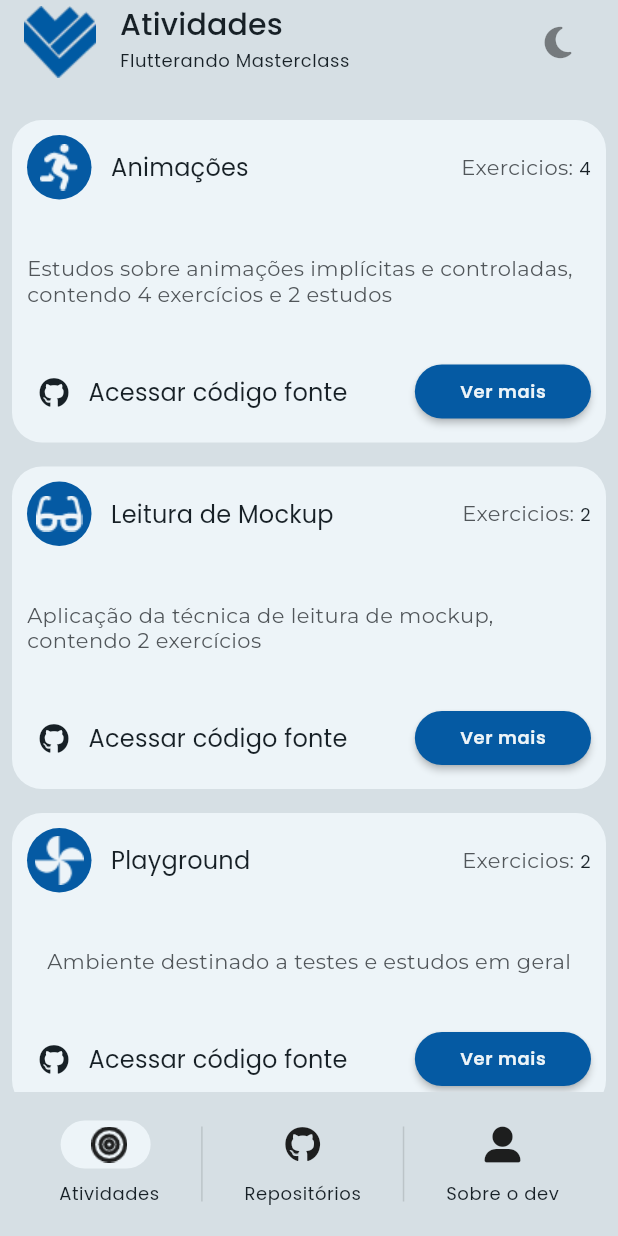
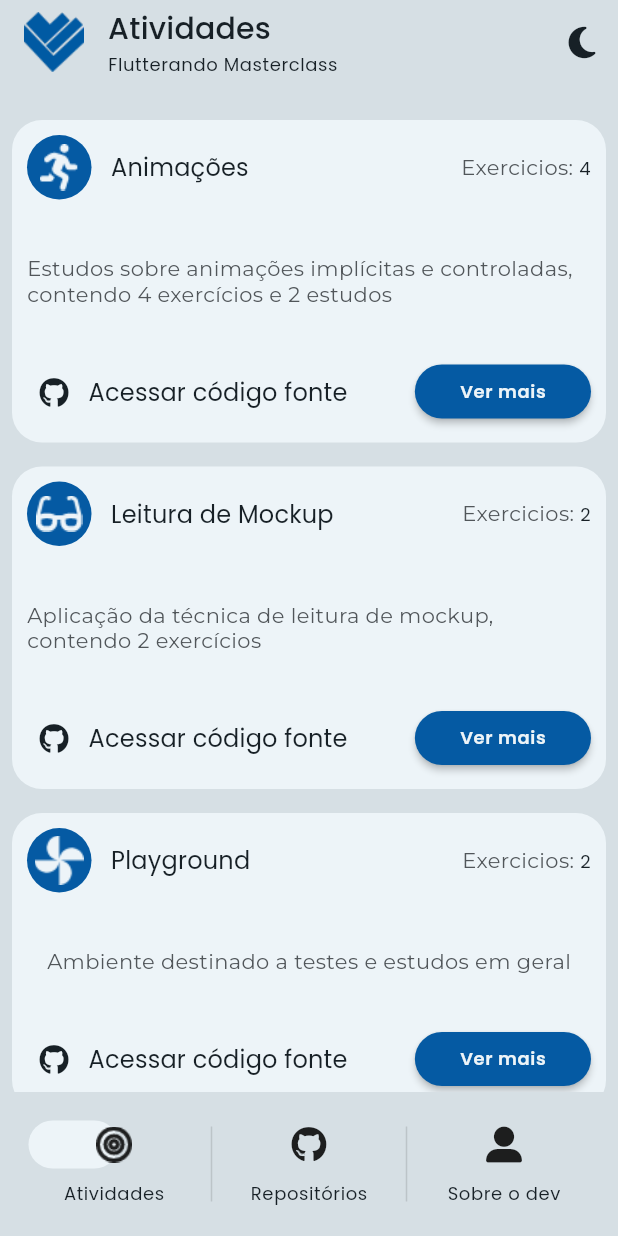
Before and after one commit to EduardoM-GO/app_masterclass, a Flutter app: the screen it shows after launch, on a phone screen of 412 x 824 dp. Run offline on Flutter 3.47's test engine with Material 2 defaults, Android fonts, the phone set to English and light mode, and no system bars; our stand-ins replace font_awesome_flutter, google_fonts.

Commit message:
feat: foi ajustado o bottom navigation bar

```diff
--- a/lib/main.dart
+++ b/lib/main.dart
@@ -1,8 +1,11 @@
 import 'package:app_masterclass/core/routes/routes_app.dart';
 import 'package:app_masterclass/core/themes/theme_custom.dart';
 import 'package:flutter/material.dart';
+import 'package:flutter/services.dart';
 
 void main() {
+  WidgetsFlutterBinding.ensureInitialized();
+  SystemChrome.setPreferredOrientations([DeviceOrientation.portraitUp]);
   runApp(const MainWidget());
 }
 
--- a/lib/modules/home/presentation/home_page.dart
+++ b/lib/modules/home/presentation/home_page.dart
@@ -1,6 +1,7 @@
-import 'package:app_masterclass/main.dart';
+import 'package:app_masterclass/modules/home/presentation/pages/atividade/atividades_page.dart';
 import 'package:app_masterclass/modules/home/presentation/pages/sobre_dev/sobre_dev_page.dart';
-import 'package:app_masterclass/modules/home/presentation/pages/atividade/atividades_page.dart';
+import 'package:app_masterclass/modules/widgets/app_bar_custom.dart';
+import 'package:app_masterclass/modules/widgets/bottom_navigation_bar_custom.dart';
 import 'package:flutter/material.dart';
 import 'package:font_awesome_flutter/font_awesome_flutter.dart';
 
@@ -13,10 +14,16 @@ class HomePage extends StatefulWidget {
 
 class _HomePageState extends State<HomePage> with TickerProviderStateMixin {
   late final TabController _tabController;
+  final List<GlobalKey> opcoesKeys = [];
   @override
   void initState() {
     super.initState();
     _tabController = TabController(length: 3, vsync: this);
+    List.generate(
+        _tabController.length, (index) => opcoesKeys.add(GlobalKey()));
+    _tabController.addListener(() {
+      setState(() {});
+    });
   }
 
   String getTitle(int index) {
@@ -33,174 +40,45 @@ class _HomePageState extends State<HomePage> with TickerProviderStateMixin {
   @override
   Widget build(BuildContext context) {
     return Scaffold(
-      appBar: AppBar(
-        leadingWidth: 0,
-        title: ListTile(
-          contentPadding: EdgeInsets.zero,
+      appBar: AppBarCustom(
         leading: Image.asset('assets/logos/logo.png', width: 48),
-          title: Text(
-            getTitle(_tabController.index),
-            style: Theme.of(context)
-                .textTheme
-                .headline6
-                ?.copyWith(color: Theme.of(context).highlightColor),
-          ),
-          subtitle: Text(
-            'Flutterando Masterclass',
-            style: Theme.of(context)
-                .textTheme
-                .caption
-                ?.copyWith(color: Theme.of(context).highlightColor),
-          ),
-          trailing: IconButton(
-            onPressed: () => MainWidget.of(context)?.changeTheme(),
-            icon: const Icon(FontAwesomeIcons.solidMoon),
-          ),
-        ),
+        titulo: getTitle(_tabController.index),
       ),
       body: Padding(
         padding: const EdgeInsets.only(top: 16.0),
-        child: TabBarView(controller: _tabController, children: const [
+        child: TabBarView(
+          controller: _tabController,
+          children: const [
             AtividadesPage(),
             Center(
               child: CircularProgressIndicator(),
             ),
             SobreDevPage(),
-        ]),
-      ),
-      bottomNavigationBar: Padding(
-        padding: const EdgeInsets.all(19.0),
-        child: Stack(
-          children: [
-            AnimatedPositioned(
-              duration: const Duration(milliseconds: 200),
-              left: (_tabController.index == 0)
-                  ? MediaQuery.of(context).size.width * 0.052
-                  : (_tabController.index == 1)
-                      ? MediaQuery.of(context).size.width * 0.364
-                      : MediaQuery.of(context).size.width * 0.687,
-              child: Container(
-                alignment: Alignment.center,
-                width: 60,
-                height: 32,
-                decoration: BoxDecoration(
-                    borderRadius: BorderRadius.circular(20),
-                    color: Theme.of(context).cardColor),
+          ],
         ),
       ),
-            Row(
-              mainAxisAlignment: MainAxisAlignment.spaceEvenly,
-              children: [
-                InkWell(
-                  onTap: () {
-                    setState(() {
-                      _tabController.index = 0;
-                    });
-                  },
-                  child: Column(
-                    mainAxisSize: MainAxisSize.min,
-                    crossAxisAlignment: CrossAxisAlignment.center,
-                    children: [
-                      Container(
-                        alignment: Alignment.center,
-                        width: 60,
-                        height: 32,
-                        child: Image.asset(
+      bottomNavigationBar: BottomNavigationBarCustom(
+        controller: _tabController,
+        opcoesKeys: opcoesKeys,
+        opcoes: [
+          BottomNavigationParametro(
+              icon: Image.asset(
                 'assets/logos/Icon feather-target.png',
                 width: 24,
                 color: Theme.of(context).iconTheme.color,
               ),
+              text: getTitle(0)),
+          BottomNavigationParametro(
+              icon: const Icon(
+                FontAwesomeIcons.github,
               ),
-                      const SizedBox(
-                        height: 8,
+              text: getTitle(1)),
+          BottomNavigationParametro(
+              icon: const Icon(
+                FontAwesomeIcons.userLarge,
               ),
-                      Text(
-                        'Atividades',
-                        style: Theme.of(context).textTheme.caption?.copyWith(
-                            color: Theme.of(context).highlightColor,
-                            fontWeight: FontWeight.normal),
-                      ),
+              text: getTitle(2)),
         ],
-                  ),
-                ),
-                const SizedBox(
-                  height: 50,
-                  child: VerticalDivider(
-                    thickness: 1,
-                  ),
-                ),
-                InkWell(
-                  onTap: () {
-                    setState(() {
-                      _tabController.index = 1;
-                    });
-                  },
-                  child: Column(
-                    mainAxisSize: MainAxisSize.min,
-                    crossAxisAlignment: CrossAxisAlignment.center,
-                    children: [
-                      Container(
-                        alignment: Alignment.center,
-                        width: 60,
-                        height: 32,
-                        child: const Icon(
-                          FontAwesomeIcons.github,
-                          size: 24,
-                        ),
-                      ),
-                      const SizedBox(
-                        height: 8,
-                      ),
-                      Text(
-                        'Repositórios',
-                        style: Theme.of(context).textTheme.caption?.copyWith(
-                            color: Theme.of(context).highlightColor,
-                            fontWeight: FontWeight.normal),
-                      ),
-                    ],
-                  ),
-                ),
-                const SizedBox(
-                  height: 50,
-                  child: VerticalDivider(
-                    thickness: 1,
-                  ),
-                ),
-                InkWell(
-                  onTap: () {
-                    setState(() {
-                      _tabController.index = 2;
-                    });
-                  },
-                  child: Column(
-                    mainAxisSize: MainAxisSize.min,
-                    crossAxisAlignment: CrossAxisAlignment.center,
-                    children: [
-                      Container(
-                        alignment: Alignment.center,
-                        width: 60,
-                        height: 32,
-                        child: const Icon(
-                          FontAwesomeIcons.userLarge,
-                          size: 24,
-                        ),
-                      ),
-                      const SizedBox(
-                        height: 8,
-                      ),
-                      Text(
-                        'Sobre o dev',
-                        style: Theme.of(context).textTheme.caption?.copyWith(
-                            color: Theme.of(context).highlightColor,
-                            fontWeight: FontWeight.normal),
-                      ),
-                    ],
-                  ),
-                ),
-              ],
-            ),
-          ],
-        ),
       ),
     );
   }
--- a/lib/modules/widgets/app_bar_custom.dart
+++ b/lib/modules/widgets/app_bar_custom.dart
@@ -3,17 +3,25 @@ import 'package:flutter/material.dart';
 import 'package:font_awesome_flutter/font_awesome_flutter.dart';
 
 class AppBarCustom extends StatelessWidget with PreferredSizeWidget {
+  final Widget? leading;
   final String titulo;
   final String subTitulo;
   const AppBarCustom(
       {Key? key,
       required this.titulo,
-      this.subTitulo = 'Flutterando Masterclass'})
+      this.subTitulo = 'Flutterando Masterclass',
+      this.leading})
       : super(key: key);
 
   @override
   Widget build(BuildContext context) {
     return AppBar(
+      leading: leading != null
+          ? Padding(
+              padding: const EdgeInsets.only(left: 16.0),
+              child: leading,
+            )
+          : null,
       title: Column(
         crossAxisAlignment: CrossAxisAlignment.stretch,
         mainAxisAlignment: MainAxisAlignment.start,
--- /dev/null
+++ b/lib/modules/widgets/bottom_navigation_bar_custom.dart
@@ -0,0 +1,129 @@
+import 'package:flutter/material.dart';
+
+class BottomNavigationParametro {
+  final Widget icon;
+  final String text;
+
+  BottomNavigationParametro({required this.icon, required this.text});
+}
+
+class BottomNavigationBarCustom extends StatefulWidget {
+  final TabController controller;
+  final List<BottomNavigationParametro> opcoes;
+  final List<GlobalKey> opcoesKeys;
+  const BottomNavigationBarCustom(
+      {Key? key,
+      required this.controller,
+      required this.opcoes,
+      required this.opcoesKeys})
+      : super(key: key);
+
+  @override
+  State<BottomNavigationBarCustom> createState() =>
+      _BottomNavigationBarCustomState();
+}
+
+class _BottomNavigationBarCustomState extends State<BottomNavigationBarCustom> {
+  double alturaMax = 0;
+  @override
+  void initState() {
+    super.initState();
+    List.generate(
+      widget.opcoes.length,
+      (index) => widget.opcoesKeys.add(GlobalKey()),
+    );
+  }
+
+  //Obtem a localização da widget da opção selecionada
+  double getPosicaoX(int index) {
+    if (widget.opcoesKeys[index].currentContext == null) return 0.0;
+    final RenderBox renderBox = widget.opcoesKeys[index].currentContext!
+        .findRenderObject() as RenderBox;
+    final state = widget.opcoesKeys[index].currentContext!
+        .findAncestorStateOfType<NavigatorState>();
+    if (state != null) {
+      //Pixel que não deve entra na posição do sombremento, usado para centralizar o sombremento
+      const double pixelIgnorado = 9.5;
+
+      return renderBox
+              .localToGlobal(Offset.zero,
+                  ancestor: state.context.findRenderObject())
+              .dx -
+          pixelIgnorado;
+      //pixelIgnorado;
+    } else {
+      return 0.0;
+    }
+  }
+
+  List<Widget> getOpcoes() {
+    final List<Widget> opcoes = [];
+    for (int i = 0; i < widget.opcoes.length; i++) {
+      if (i > 0) {
+        opcoes.add(
+          const SizedBox(
+            height: 50,
+            child: VerticalDivider(
+              thickness: 1,
+            ),
+          ),
+        );
+      }
+      opcoes.add(
+        InkWell(
+          key: widget.opcoesKeys[i],
+          onTap: () => widget.controller.index = i,
+          child: SizedBox(
+            width: 80,
+            child: Column(
+              mainAxisSize: MainAxisSize.min,
+              crossAxisAlignment: CrossAxisAlignment.center,
+              children: [
+                Container(
+                    alignment: Alignment.center,
+                    height: 32,
+                    child: widget.opcoes[i].icon),
+                const SizedBox(
+                  height: 8,
+                ),
+                Text(
+                  widget.opcoes[i].text,
+                  style: Theme.of(context).textTheme.caption?.copyWith(
+                      color: Theme.of(context).highlightColor,
+                      fontWeight: FontWeight.normal),
+                ),
+              ],
+            ),
+          ),
+        ),
+      );
+    }
+    return opcoes;
+  }
+
+  @override
+  Widget build(BuildContext context) {
+    return Padding(
+      padding: const EdgeInsets.all(19.0),
+      child: Stack(
+        children: [
+          AnimatedPositioned(
+            duration: const Duration(milliseconds: 200),
+            left: getPosicaoX(widget.controller.index),
+            child: Container(
+              width: 60,
+              height: 32,
+              alignment: Alignment.center,
+              decoration: BoxDecoration(
+                  borderRadius: BorderRadius.circular(20),
+                  color: Theme.of(context).cardColor),
+            ),
+          ),
+          Row(
+              mainAxisAlignment: MainAxisAlignment.spaceEvenly,
+              children: getOpcoes()),
+        ],
+      ),
+    );
+  }
+}
```
Also changed, not shown: lib/modules/exercicios/pages/mockup/tinder/tinder_page.dart (+7 -6 lines), pubspec.lock, 1 other file. Lines whose indentation alone changed are shown as unchanged.
